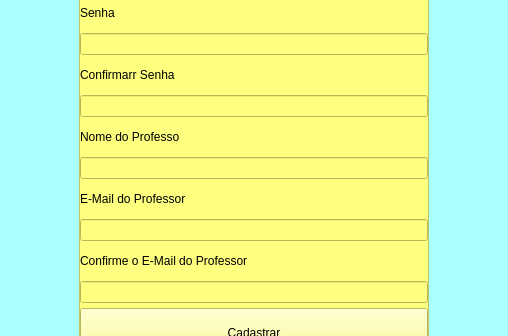
The window that App/Desenvolvimento/src/main/python/mainUi.ui (wesleyrodrigues/TCC) describes before a commit, drawn with Qt 5; both pictures show x 219 to 727 and y 277 to 613 of the 946 by 744 pixel window.
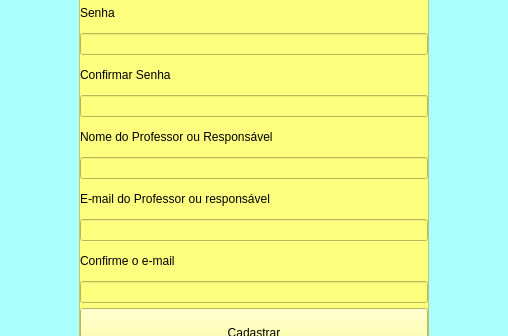
The same window after the commit. The open tabs and pages were chosen to show the change. Icons and pictures are not drawn.

Commit message: agora criptografia funciona

The edit to the form file:
```diff
--- a/App/Desenvolvimento/src/main/python/mainUi.ui
+++ b/App/Desenvolvimento/src/main/python/mainUi.ui
@@ -800,7 +800,7 @@
                  </size>
                 </property>
                 <property name="text">
-                 <string>Confirmarr Senha</string>
+                 <string>Confirmar Senha</string>
                 </property>
                </widget>
               </item>
@@ -819,7 +819,7 @@
                  <string notr="true"/>
                 </property>
                 <property name="text">
-                 <string>Nome do Professo</string>
+                 <string>Nome do Professor ou Responsável </string>
                 </property>
                </widget>
               </item>
@@ -838,7 +838,7 @@
                  <string notr="true"/>
                 </property>
                 <property name="text">
-                 <string>E-Mail do Professor</string>
+                 <string>E-mail do Professor ou responsável</string>
                 </property>
                </widget>
               </item>
@@ -857,7 +857,7 @@
                  <string notr="true"/>
                 </property>
                 <property name="text">
-                 <string>Confirme o E-Mail do Professor</string>
+                 <string>Confirme o e-mail</string>
                 </property>
                </widget>
               </item>
```
Left out of the diff: 14 changed lines with no effect on the pictures. The commit also changes 2 other files.
